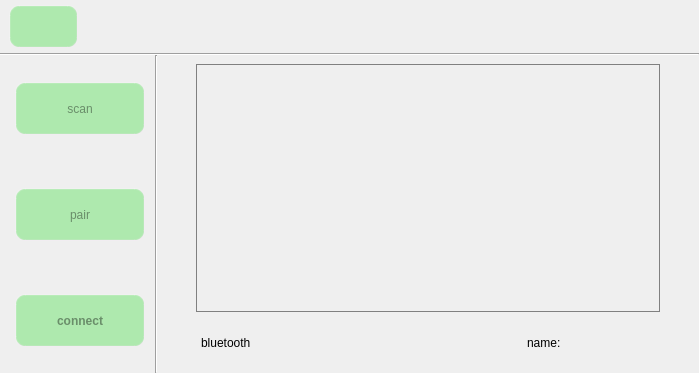
Qt form bluetooth.ui (jizizihe/baijie_demo) before a commit.
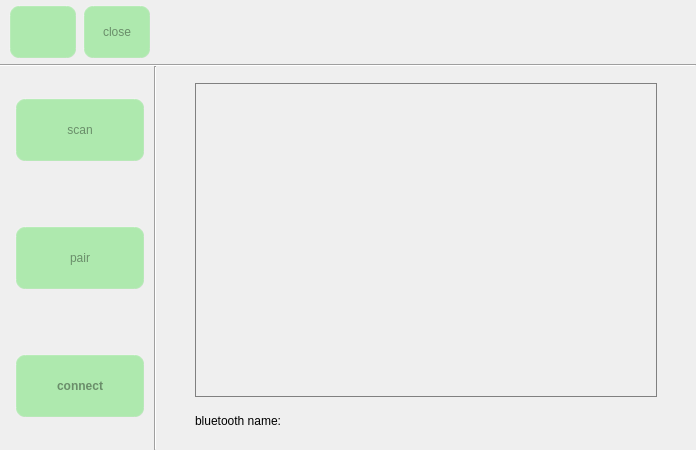
The same form after that commit. Icons and pictures are not drawn. Custom widgets are drawn as their Qt base class.

Commit message: func: optimize bluetooth

Diff of the .ui file:
```diff
--- a/bluetooth.ui
+++ b/bluetooth.ui
@@ -6,8 +6,8 @@
    <rect>
     <x>0</x>
     <y>0</y>
-    <width>699</width>
-    <height>373</height>
+    <width>696</width>
+    <height>450</height>
    </rect>
   </property>
   <property name="sizePolicy">
@@ -94,9 +94,9 @@
      <number>0</number>
     </property>
     <item row="0" column="0">
-     <layout class="QHBoxLayout" name="horizontalLayout" stretch="1,9">
+     <layout class="QHBoxLayout" name="horizontalLayout" stretch="1,1,8">
       <property name="spacing">
-       <number>0</number>
+       <number>6</number>
       </property>
       <property name="leftMargin">
        <number>9</number>
@@ -142,6 +142,19 @@
         </property>
        </widget>
       </item>
+      <item>
+       <widget class="QPushButton" name="pushButton">
+        <property name="sizePolicy">
+         <sizepolicy hsizetype="Minimum" vsizetype="Minimum">
+          <horstretch>0</horstretch>
+          <verstretch>0</verstretch>
+         </sizepolicy>
+        </property>
+        <property name="text">
+         <string>close</string>
+        </property>
+       </widget>
+      </item>
       <item>
        <spacer name="horizontalSpacer">
         <property name="orientation">
@@ -501,10 +514,16 @@
           <verstretch>0</verstretch>
          </sizepolicy>
         </property>
-        <layout class="QVBoxLayout" name="verticalLayout_2" stretch="5,1">
+        <layout class="QVBoxLayout" name="verticalLayout_2" stretch="7,1">
+         <property name="spacing">
+          <number>2</number>
+         </property>
          <property name="leftMargin">
           <number>0</number>
          </property>
+         <property name="topMargin">
+          <number>5</number>
+         </property>
          <property name="rightMargin">
           <number>0</number>
          </property>
@@ -516,6 +535,12 @@
            <property name="spacing">
             <number>0</number>
            </property>
+           <property name="topMargin">
+            <number>12</number>
+           </property>
+           <property name="bottomMargin">
+            <number>0</number>
+           </property>
            <item>
             <spacer name="horizontalSpacer_3">
              <property name="orientation">
@@ -583,79 +608,22 @@
              <height>0</height>
             </size>
            </property>
-           <layout class="QHBoxLayout" name="horizontalLayout_2" stretch="2,1,4,8,1,4,2">
+           <layout class="QHBoxLayout" name="horizontalLayout_2" stretch="1,4,3,6">
+            <property name="spacing">
+             <number>0</number>
+            </property>
             <property name="leftMargin">
              <number>0</number>
             </property>
+            <property name="topMargin">
+             <number>2</number>
+            </property>
             <property name="rightMargin">
              <number>0</number>
             </property>
-            <item>
-             <spacer name="horizontalSpacer_11">
-              <property name="orientation">
-               <enum>Qt::Horizontal</enum>
-              </property>
-              <property name="sizeHint" stdset="0">
-               <size>
-                <width>40</width>
-                <height>20</height>
-               </size>
-              </property>
-             </spacer>
-            </item>
-            <item>
-             <widget class="QLabel" name="label">
-              <property name="sizePolicy">
-               <sizepolicy hsizetype="Minimum" vsizetype="Minimum">
-                <horstretch>0</horstretch>
-                <verstretch>0</verstretch>
-               </sizepolicy>
-              </property>
-              <property name="minimumSize">
-               <size>
-                <width>0</width>
-                <height>0</height>
-               </size>
-              </property>
-              <property name="maximumSize">
-               <size>
-                <width>16777215</width>
-                <height>16777215</height>
-               </size>
-              </property>
-              <property name="layoutDirection">
-               <enum>Qt::LeftToRight</enum>
-              </property>
-              <property name="text">
-               <string>bluetooth</string>
-              </property>
-              <property name="alignment">
-               <set>Qt::AlignLeading|Qt::AlignLeft|Qt::AlignVCenter</set>
-              </property>
-             </widget>
-            </item>
-            <item>
-             <widget class="SwitchControl" name="BtSwitch" native="true">
-              <property name="sizePolicy">
-               <sizepolicy hsizetype="Minimum" vsizetype="Minimum">
-                <horstretch>0</horstretch>
-                <verstretch>0</verstretch>
-               </sizepolicy>
-              </property>
-              <property name="minimumSize">
-               <size>
-                <width>0</width>
-                <height>0</height>
-               </size>
-              </property>
-              <property name="maximumSize">
-               <size>
-                <width>16777215</width>
-                <height>45</height>
-               </size>
-              </property>
-             </widget>
-            </item>
+            <property name="bottomMargin">
+             <number>5</number>
+            </property>
             <item>
              <spacer name="horizontalSpacer_2">
               <property name="orientation">
@@ -671,8 +639,14 @@
             </item>
             <item>
              <widget class="QLabel" name="label_2">
+              <property name="sizePolicy">
+               <sizepolicy hsizetype="Minimum" vsizetype="Minimum">
+                <horstretch>0</horstretch>
+                <verstretch>0</verstretch>
+               </sizepolicy>
+              </property>
               <property name="text">
-               <string>name:</string>
+               <string>bluetooth name:</string>
               </property>
              </widget>
             </item>
@@ -741,14 +715,6 @@
    </property>
   </widget>
  </widget>
- <customwidgets>
-  <customwidget>
-   <class>SwitchControl</class>
-   <extends>QWidget</extends>
-   <header>switchcontrol.h</header>
-   <container>1</container>
-  </customwidget>
- </customwidgets>
  <resources>
   <include location="translation.qrc"/>
  </resources>
```
Left out of the diff: 2 changed lines with no effect on the pictures. The commit also changes 17 other files.
